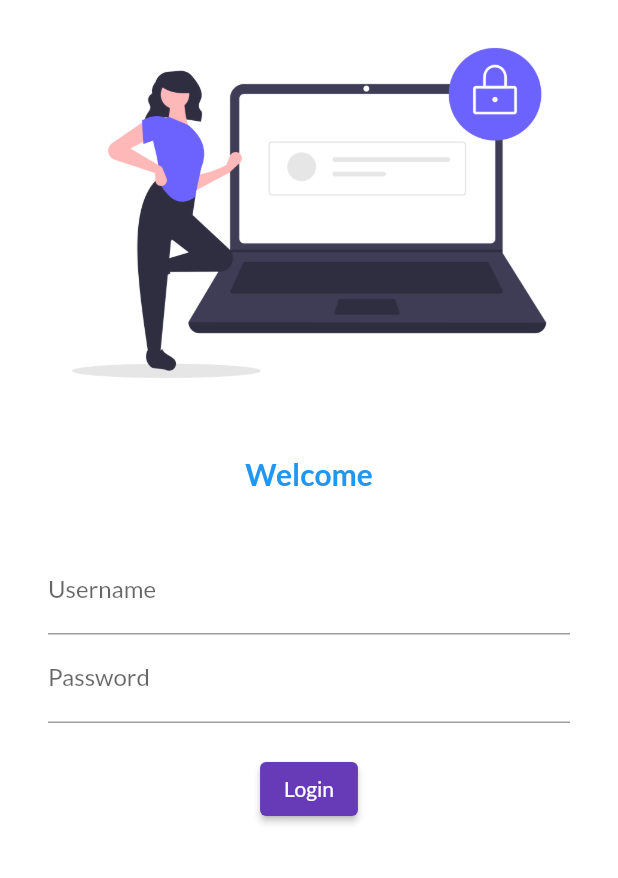
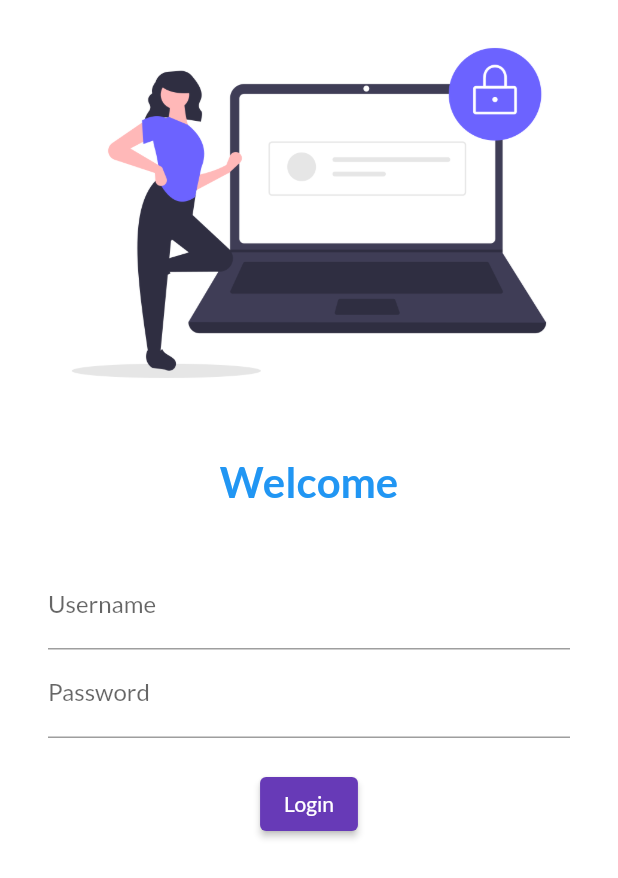
Before and after one commit to deepanshutomarr/Catalog-App, a Flutter app: the screen it shows after launch, on a phone screen of 412 x 824 dp. Shown: the top 878 px of the screen. Run offline on Flutter 3.47's test engine with Material 2 defaults, Android fonts, the phone set to English and light mode, and no system bars; our stand-ins replace google_fonts.

Commit message:
Day 5 Completed

```diff
--- a/lib/main.dart
+++ b/lib/main.dart
@@ -1,6 +1,7 @@
 import 'package:flutter/material.dart';
 import 'package:flutter_demo/pages/home_page.dart';
 import 'package:flutter_demo/pages/login_page.dart';
+import 'package:flutter_demo/uitls/routes.dart';
 import 'package:google_fonts/google_fonts.dart';
 
 void main() {
@@ -20,6 +21,7 @@ class MyApp extends StatelessWidget {
         fontFamily: GoogleFonts.lato().fontFamily,
         primaryTextTheme: GoogleFonts.latoTextTheme(),
       ),
+      debugShowCheckedModeBanner: false,
 
       darkTheme: ThemeData(
         brightness: Brightness.light,
@@ -27,8 +29,8 @@ class MyApp extends StatelessWidget {
       initialRoute: "/",
       routes: {
         "/": (context) => loginPage(),
-        "/home": (context) => Homepage(),
-        "/Login": (context) => loginPage()
+        MyRoutes.homeRoute: (context) => Homepage(),
+        MyRoutes.loginRoute: (context) => loginPage()
       },
     );
   }
--- a/lib/pages/login_page.dart
+++ b/lib/pages/login_page.dart
@@ -1,15 +1,18 @@
 import 'package:flutter/material.dart';
+import 'package:flutter_demo/uitls/routes.dart';
 
 class loginPage extends StatelessWidget {
   @override
   Widget build(BuildContext context) {
     return Material(
       color: Colors.white,
+      child: SingleChildScrollView(
         child: Column(
           children: [
             Image.asset(
               "assets/images/login_image.png",
               fit: BoxFit.cover,
+              // height: 300,
             ),
             const SizedBox(
               height: 20.0,
@@ -17,7 +20,7 @@ class loginPage extends StatelessWidget {
             const Text(
               "Welcome",
               style: TextStyle(
-              fontSize: 20,
+                fontSize: 28,
                 color: Colors.blue,
                 fontWeight: FontWeight.bold,
               ),
@@ -48,15 +51,18 @@ class loginPage extends StatelessWidget {
                   ),
                   ElevatedButton(
                     child: Text("Login"),
-                  style: TextButton.styleFrom(),
+                    style: TextButton.styleFrom(maximumSize: Size(150, 40)),
                     onPressed: () {
-                    print("Nice to see You");
+                      Navigator.pushNamed(context, MyRoutes.homeRoute);
+
+                      // print("Nice to see You");
                     },
                   )
                 ],
               ),
             ),
           ],
+        ),
       ),
 
       // Center(
--- /dev/null
+++ b/lib/uitls/routes.dart
@@ -0,0 +1,4 @@
+class MyRoutes {
+  static String loginRoute = "/login";
+  static String homeRoute = "/home";
+}
```
Lines whose indentation alone changed are shown as unchanged.
